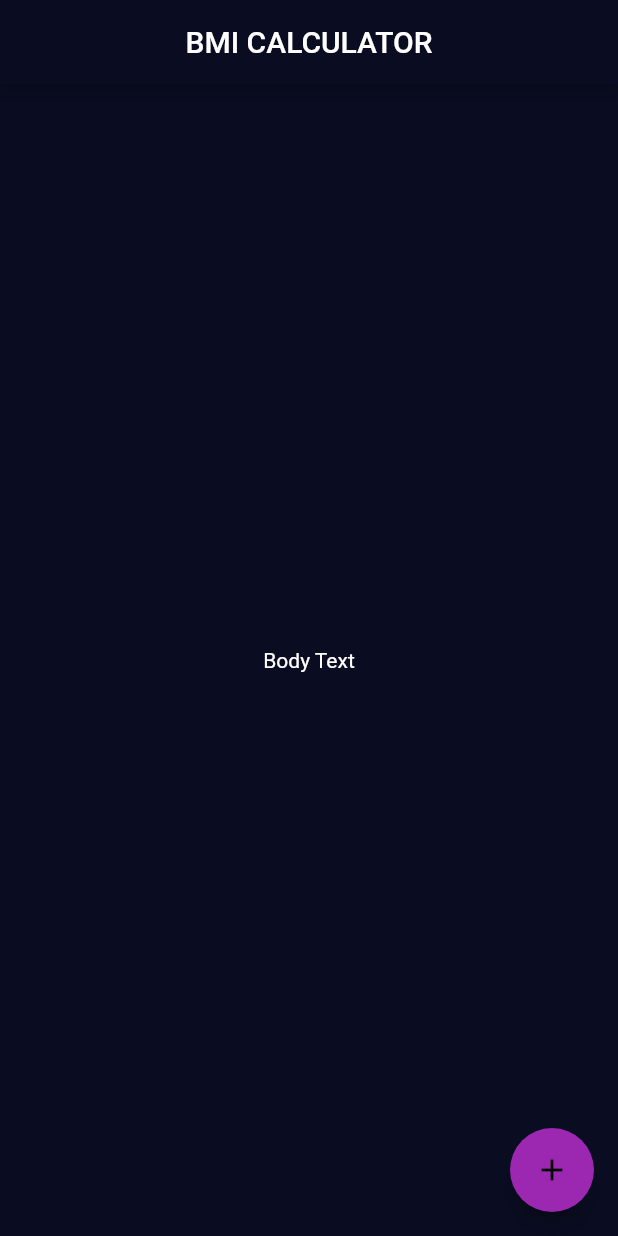
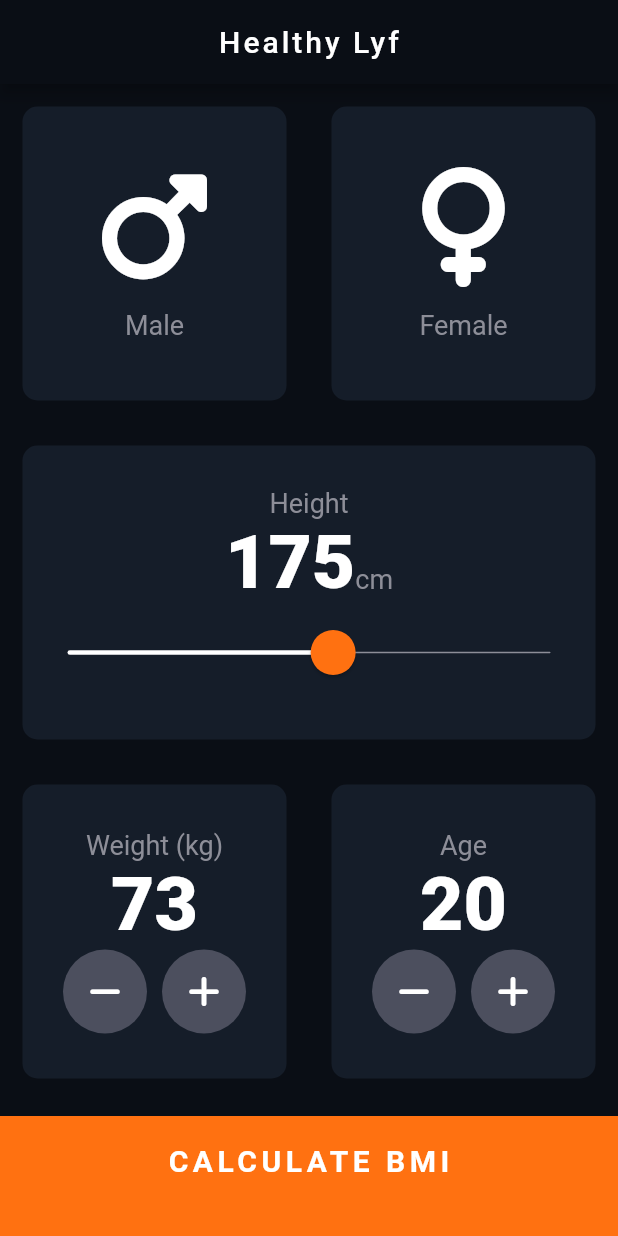
Before and after one commit to anuragkainth/Healthy-Lyf-BMI-App, a Flutter app: the screen it shows after launch, on a phone screen of 412 x 824 dp. Run offline on Flutter 3.47's test engine with Material 2 defaults, Android fonts, the phone set to English and light mode, and no system bars; our stand-ins replace font_awesome_flutter.

Commit message:
third commit

```diff
--- /dev/null
+++ b/lib/calculation_bmi.dart
@@ -0,0 +1,47 @@
+import 'dart:math';
+
+class CalculateBmi{
+
+  CalculateBmi({required this.height, required this.weight});
+  final int height;
+  final int weight;
+
+  // creating private variable using _
+  // can only be assessed by members of class
+  double _bmi = 18.3;
+
+  String bmiCalculation(){
+
+    _bmi = weight / pow(height/100, 2);
+
+    // will return the bmi in string with one decimal precision
+    return _bmi.toStringAsFixed(1);
+  }
+
+  String getResults(){
+
+    if(_bmi >= 30){
+      return 'OBESE';
+    }if(_bmi >= 25) {
+      return 'OVERWEIGHT';
+    } else if(_bmi >18.5) {
+      return 'NORMAL';
+    } else {
+      return 'UNDERWEIGHT';
+    }
+  }
+
+  String getInterpret(){
+
+    if(_bmi >= 30){
+      return 'Your Weight is Very High, \nExercise More :(';
+    } else if(_bmi >= 25) {
+      return 'Your Weight is Higher than Normal, \nExercise little More :(';
+    } else if(_bmi >18.5) {
+      return 'WOW! Your Weight is Normal, \nGreat Job :)';
+    } else {
+      return 'Your Weight is Less than Normal, \nEat More :(';
+    }
+  }
+
+}
--- /dev/null
+++ b/lib/components/bottom_button_card.dart
@@ -0,0 +1,32 @@
+import 'package:flutter/material.dart';
+import '../constants.dart';
+
+class BottomButtonCard extends StatelessWidget {
+
+  final String displayText;
+  final void Function() onTap;
+
+  BottomButtonCard({required this.onTap, required this.displayText});
+
+  @override
+  Widget build(BuildContext context) {
+    return GestureDetector(
+      onTap: (onTap),
+      child: Container(
+        child: Center(
+          child: Text(
+            displayText,
+            style: kBottomButtonTextStyle,
+          ),
+        ),
+        color: kBottomContainerColor,
+        margin: EdgeInsets.only(top: 10.0),
+        padding: EdgeInsets.only(bottom: 20.0),
+        width: double.infinity,
+        // We made a const variable at top as value of height of
+        // this container will remain same all the time
+        height: kBottomContainerHeight,
+      ),
+    );
+  }
+}
--- /dev/null
+++ b/lib/components/cardDecor_widget.dart
@@ -0,0 +1,29 @@
+import 'package:flutter/material.dart';
+import '../constants.dart';
+
+class CardDecor extends StatelessWidget {
+
+  final String textContent;
+  final IconData iconDetails;
+  CardDecor({required this.iconDetails,required this.textContent});
+
+  @override
+  Widget build(BuildContext context) {
+    return Column(
+      mainAxisAlignment: MainAxisAlignment.center,
+      children: [
+        Icon(
+          iconDetails,
+          size: 80.0,
+        ),
+        SizedBox(
+          height: 15.0,
+        ),
+        Text(
+          textContent,
+          style: kLabelTextStyle,
+        ),
+      ],
+    );
+  }
+}
--- /dev/null
+++ b/lib/components/reusableCard_widget.dart
@@ -0,0 +1,44 @@
+import 'package:flutter/material.dart';
+
+// class made by extracting the widget with lines of code that was repeating
+class ReusableCard extends StatelessWidget {
+  // const ReusableCard({ Key? key,}) : super(key: key);
+
+  // creating a colour property of Color
+  // using final keyword as value of colour can be assigned during run-time
+  final Color colour;
+  // creating a Widget type property to initialize the card with any icon or text necessary
+  // ? helps making cardChild property optional to be initialized by constructor
+  final Widget? cardChild;
+  // creating void Function() to take value of (){} passed using onPress
+  // and assigning that function to onTap
+  final void Function()? onPress;
+  // creating constructor to initialize colour property
+  // using this keyword which has address of current object
+  // the constructor has named parameters
+  // required keyword is used hence on calling widget initializing value of colour must be given
+  ReusableCard({required this.colour,this.cardChild, this.onPress});
+
+  @override
+  Widget build(BuildContext context) {
+    // Using GestureDetector instead of TextButton
+    // because TextButton Widget changes the size of Card
+    return GestureDetector(
+      // Using onTap property which functions when user taps on Card
+      onTap: onPress,
+      child: Container(
+        child: cardChild,
+        // giving margin from all sides
+        margin: EdgeInsets.all(15.0),
+        // using BoXDecoration to add Border radius to our card
+        decoration: BoxDecoration(
+          borderRadius: BorderRadius.circular(10.0),
+          // in case we are using BoxDecoration()
+          // color of box will be set form inside BoxDecoration
+          // and not outside, else it will crash
+          color: colour,
+        ),
+      ),
+    );
+  }
+}
--- /dev/null
+++ b/lib/components/round_icon_button.dart
@@ -0,0 +1,25 @@
+import 'package:flutter/material.dart';
+import '../constants.dart';
+
+class roundIconButton extends StatelessWidget {
+
+  roundIconButton({required this.icon,required this.onPressed});
+
+  final IconData? icon;
+  final void Function() onPressed;
+
+  @override
+  Widget build(BuildContext context) {
+    return RawMaterialButton(
+      elevation: 0.00,
+      child: Icon( icon ),
+      onPressed: onPressed,
+      shape: CircleBorder(),
+      fillColor:  kWeightButtonColor,
+      constraints: BoxConstraints.tightFor(
+        width: 56.0,
+        height: 56.0,
+      ),
+    );
+  }
+}
--- /dev/null
+++ b/lib/constants.dart
@@ -0,0 +1,39 @@
+import 'package:flutter/material.dart';
+
+// NAME OF ALL CONSTANTS ARE STARTING WITH K IN OUR PROJECT
+// IN ORDER TO IDENTIFY THEM IN EACH DART FILE
+
+// In order to prevent hard coded
+// we have created multiple const properties
+// hence code is more clean now
+const kBottomContainerHeight = 80.0;
+const kInactiveCardColor = Color(0xFF151d29); // 0xFF1D1F33
+const kActiveCardColor = Color(0xFF121823); //0xFF111328
+const kBottomContainerColor = Color( 0xFFFF7111); //0xFF88F0A4 // 0xFFEB1555
+// Slider Constants
+const kSliderActiveColor = Colors.white;
+const kSliderInactiveColor = Color(0xFF8D8E98);
+const kSliderThumbColor = Color( 0xFFFF7111); //0xFFEB1555
+const kSliderOverlayColor = Color(0x29FF7111); // 0x29EB1555
+// Weight card Constants
+const kWeightButtonColor = Color(0xFF4C4F5E);
+
+const kLabelTextStyle = TextStyle(fontSize: 18.0, color: Color(0xFF8D8E98));
+const kNumberTextStyle = TextStyle(fontSize: 50.0, fontWeight: FontWeight.w900,);
+const kBottomButtonTextStyle = TextStyle(fontSize: 20.0, fontWeight: FontWeight.bold, letterSpacing: 3.0,);
+const kTitleTextStyle = TextStyle(fontSize: 50.0, fontWeight: FontWeight.bold);
+
+// Result Page Center Card Constants
+const kresultTextStyle = TextStyle(color: Color(0xFF24D876), fontSize: 25.0, fontWeight: FontWeight.bold);
+const kBmiTextStyle = TextStyle(fontSize: 100.0, fontWeight: FontWeight.bold);
+const kDiscTextStyle = TextStyle(fontSize: 22.0);
+
+// image bmi_scale constants
+const double kImageHeight = 200;
+const double kImageScale = 2.6;
+
+// Comment Colors
+const kUnderWeightColor = Color(0xff06D3B5);
+const kNormalWeightColor = Color(0xff27B707);
+const kOverWeightColor = Color(0xffFCB004);
+const kObeseWeightColor = Color(0xffFA6707);
--- a/lib/main.dart
+++ b/lib/main.dart
@@ -1,4 +1,5 @@
 import 'package:flutter/material.dart';
+import 'screens/input_page.dart';
 
 void main() => runApp(BMICalculator());
 
@@ -6,44 +7,18 @@ class BMICalculator extends StatelessWidget {
   @override
   Widget build(BuildContext context) {
     return MaterialApp(
-      debugShowCheckedModeBanner: false,
-      theme: ThemeData(
-        scaffoldBackgroundColor: Color(0xFF0A0D22),
-        colorScheme: ColorScheme.light(
-          primary: Color(0xFF0A0D22), // in place of primary color
-          secondary: Colors.purple, // in place of accent color
-        ),
-        textTheme: TextTheme(
-          bodyText2: TextStyle(color: Color(0xFFFFFFFF)),
-        ),
+      debugShowCheckedModeBanner: false, // removing debug banner
+      // Giving Theme to our App
+      // here we used default dark theme but did some changes in
+      // it as per our requirements using .copyWith() widget
+      theme: ThemeData.dark().copyWith(
+          // giving color to primary and secondary components of app
+          colorScheme: ColorScheme.light(primary: Color(0xff0a0e15)), // #233045 // 0xff0A0D22
+          // giving background color to our app
+          scaffoldBackgroundColor: Color(0xff0a0e15), // color using hex code
+          // giving color to text in our app
       ),
       home: InputPage(),
     );
   }
 }
-
-class InputPage extends StatefulWidget {
-  @override
-  _InputPageState createState() => _InputPageState();
-}
-
-class _InputPageState extends State<InputPage> {
-  @override
-  Widget build(BuildContext context) {
-    return Scaffold(
-      appBar: AppBar(
-        // backgroundColor: Colors.green,
-        title: Center(
-          child: Text('BMI CALCULATOR'),
-        ),
-      ),
-      body: Center(
-        child: Text('Body Text'),
-      ),
-      floatingActionButton: FloatingActionButton(
-        onPressed: () {  },
-        child: Icon(Icons.add),
-      ),
-    );
-  }
-}
--- /dev/null
+++ b/lib/screens/input_page.dart
@@ -0,0 +1,259 @@
+import 'package:bmi_main/screens/results_page.dart';
+import 'package:flutter/material.dart';
+import 'package:font_awesome_flutter/font_awesome_flutter.dart';
+import '../components/reusableCard_widget.dart';
+import '../components/cardDecor_widget.dart';
+import '../constants.dart';
+import '../components/round_icon_button.dart';
+import 'results_page.dart';
+import '../components/bottom_button_card.dart';
+import 'package:bmi_main/calculation_bmi.dart';
+
+// Using Enums to make code more readable
+// Enums work like bool but can have multiple name values
+enum Gender{ male, female, }
+
+class InputPage extends StatefulWidget {
+  @override
+  _InputPageState createState() => _InputPageState();
+}
+
+class _InputPageState extends State<InputPage> {
+
+  // making a Gender(Enum type) variable to use ternary operator to change card color
+  // by using ? variable does not ask to initialize the variable
+  Gender? selectedGender;
+  int height = 175  ;
+  int weight = 73;
+  int age = 20;
+
+  @override
+  Widget build(BuildContext context) {
+    return Scaffold(
+      appBar: AppBar(
+        // backgroundColor: Colors.green,
+        title: Center(
+          child: Text('Healthy Lyf', style: TextStyle(letterSpacing: 2.0) ),
+        ),
+      ),
+      body: Column(
+        crossAxisAlignment: CrossAxisAlignment.stretch,
+        // Building Columns for Cards that include info like male,female,age,etc..
+        children: [
+          // Creating First Row for first 2 Cards
+          Expanded(
+            child: Row(
+              children:  [
+                // CARD - 1
+                Expanded(
+                  // Using ReusableCard Widget made by us
+                  child: ReusableCard(
+                    // we have integrated onTap function inside ReusableCard
+                    // passing void (){} function to onPressed property of ReusableCard
+                    onPress: (){
+                      // SetState performs the work inside curly braces
+                      // and refreshes the entire stateful widget with changes done
+                      setState(() {
+                        // when the card is tapped selectedGender changes to male
+                        // and hence color gets updated as per code below
+                        selectedGender = Gender.male;
+                      });
+                    },
+                    // using ternary operator to make code shorter and easily readable
+                    // if selectedGender is male this card color gets dark
+                    // if selectedGender is female this card color gets light
+                    // INITIALLY ITS NOT MALE HENCE CARD WILL BE OF INACTIVE(DARK)COLOR
+                    colour: selectedGender == Gender.male ? kActiveCardColor : kInactiveCardColor,
+                    // Using cardDecor Widget made by us
+                    cardChild: CardDecor(
+                      iconDetails: FontAwesomeIcons.mars,
+                      textContent: 'Male',
+                    ),
+                  ),
+                ),
+                // CARD - 2
+                Expanded(
+                  child: ReusableCard(
+                    onPress: (){
+                      setState(() {
+                        selectedGender = Gender.female;
+                      });
+                    },
+                    // if selectedGender is female this card color gets dark
+                    // if selectedGender is male this card color gets light
+                    // INITIALLY ITS NOT FEMALE HENCE CARD WILL BE OF INACTIVE(DARK)COLOR
+                    colour: selectedGender == Gender.female ? kActiveCardColor : kInactiveCardColor,
+                    cardChild: CardDecor(
+                      iconDetails: FontAwesomeIcons.venus,
+                      textContent: 'Female',
+                    ),
+                  ),
+                ),
+              ],
+            ),
+            // CREATING MIDDLE CARD - 3
+          ),
+          Expanded(
+            child: ReusableCard(
+              colour: kInactiveCardColor,
+              cardChild: Column(
+                mainAxisAlignment: MainAxisAlignment.center,
+                children: [
+                  Text(
+                    'Height',
+                    style: kLabelTextStyle,
+                  ),
+                  Row(
+                    mainAxisAlignment: MainAxisAlignment.center,
+                    crossAxisAlignment: CrossAxisAlignment.baseline,
+                    textBaseline: TextBaseline.alphabetic,
+                    children: [
+                      Text(
+                        height.toString(),
+                        style: kNumberTextStyle,
+                      ),
+                      Text(
+                        'cm',
+                        style: kLabelTextStyle,
+                      ),
+                    ],
+                  ),
+                  // Slider Theme Widget used to set theme for our slider
+                  // SliderTheme has child Slider in which there actual functionality of slider
+                  SliderTheme(
+                    // SliderTheme takes data property as required
+                    // Here we have used default Theme of Slider with some specific changes
+                    // by using .copyWith widget
+                    data: SliderTheme.of(context).copyWith(
+                      thumbColor: kSliderThumbColor,
+                      activeTrackColor: kSliderActiveColor,
+                      trackHeight: 1.0,
+                      inactiveTrackColor: kSliderInactiveColor,
+                      // 0x29 here 29 is amount of transparency i.e
+                      // more transparent than FF
+                      overlayColor: kSliderOverlayColor,
+                      thumbShape: RoundSliderThumbShape(
+                        enabledThumbRadius: 15.0,
+                      ),
+                      overlayShape: RoundSliderOverlayShape(
+                        overlayRadius: 30.0,
+                      ),
+                    ),
+                    // Slider Widget has actual functionality of our slider
+                    child: Slider(
+                      value: height.toDouble(),
+                      min: 120.0,
+                      max: 220.0,
+                      // activeColor: kSliderActiveColor, // mentioned in SliderTheme widget above
+                      // inactiveColor: kSliderInactiveColor, // mentioned in SliderTheme widget above
+                      // .
+                      // when we move slider to a new value it gives that value to function below
+                      // where we give the newValue to height variable inside setState Widget
+                      // setState gives that value to 'value' and refresh our stateful widget
+                      // hence we see our slider moving to a new value as we drag it
+                      onChanged: (double newValue) {
+                        setState(() {
+                          height = newValue.round();
+                        });
+                      },
+                    ),
+                  )
+                ],
+              ),
+            ),
+          ),
+          // CREATING LAST TWO CARDS
+          Expanded(
+            child: Row(
+              children: [
+                // CARD - 4
+                Expanded(
+                  child: ReusableCard(
+                    colour: kInactiveCardColor,
+                    cardChild: Column(
+                      crossAxisAlignment: CrossAxisAlignment.center,
+                      mainAxisAlignment: MainAxisAlignment.center,
+                      children: [
+                        Text(
+                          'Weight (kg)',
+                          style: kLabelTextStyle,
+                        ),
+                        Text(
+                          weight.toString(),
+                          style: kNumberTextStyle,
+                        ),
+                        Row(
+                          mainAxisAlignment: MainAxisAlignment.center,
+                          children: [
+                            roundIconButton(
+                              icon: FontAwesomeIcons.minus,
+                              onPressed: (){ setState(() { weight--; });
+                              },
+                            ),
+                            SizedBox(width: 10.0),
+                            roundIconButton(
+                              icon: FontAwesomeIcons.plus,
+                              onPressed: (){ setState(() { weight++; });
+                              },
+                            )
+                          ],
+                        ),
+                      ],
+                    ),
+                  ),
+                ),
+                // CARD - 5
+                Expanded(
+                  child: ReusableCard(
+                    colour: kInactiveCardColor,
+                    cardChild: Column(
+                      crossAxisAlignment: CrossAxisAlignment.center,
+                      mainAxisAlignment: MainAxisAlignment.center,
+                      children: [
+                        Text(
+                          'Age',
+                          style: kLabelTextStyle,
+                        ),
+                        Text(
+                          age.toString(),
+                          style: kNumberTextStyle,
+                        ),
+                        Row(
+                          mainAxisAlignment: MainAxisAlignment.center,
+                          children: [
+                            roundIconButton(
+                              icon: FontAwesomeIcons.minus,
+                              onPressed: (){ setState(() { age--; });
+                              },
+                            ),
+                            SizedBox(width: 10.0),
+                            roundIconButton(
+                              icon: FontAwesomeIcons.plus,
+                              onPressed: (){ setState(() { age++; });
+                              },
+                            )
+                          ],
+                        ),
+                      ],
+                    ),
+                  ),
+                ),
+              ],
+            ),
+          ),
+          BottomButtonCard(
+              onTap: (){
+                CalculateBmi calc = CalculateBmi(height: height, weight: weight);
+                Navigator.push(context,
+                    MaterialPageRoute(builder: (context) => ResultPage(
+                      number: calc.bmiCalculation(),
+                      comment: calc.getResults(),
+                      interpretation: calc.getInterpret()
+                    )));
+              },
+              displayText: 'CALCULATE BMI')
+        ],
+      ),
+    );
+  }
+}
```
Also changed, not shown: lib/components/comment_text_style.dart (added, +23 -0 lines), lib/screens/results_page.dart (added, +73 -0 lines), pubspec.yaml (+3 -44 lines), images/bmi_scale.jpg (added), pubspec.lock, 2 other files.
